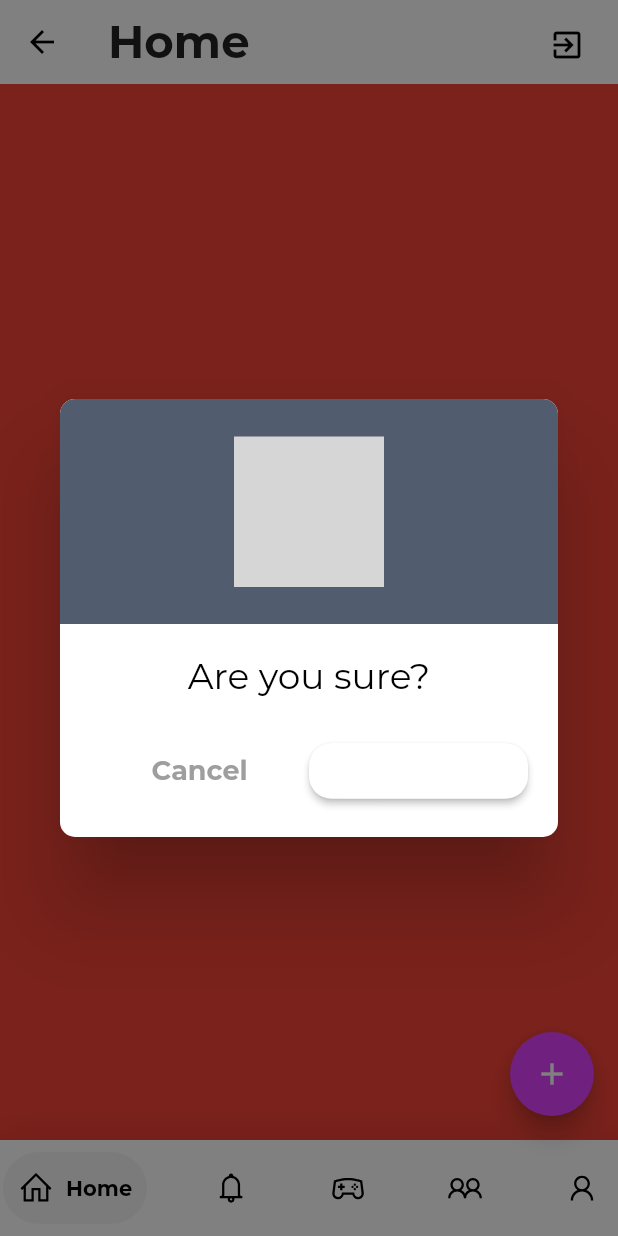
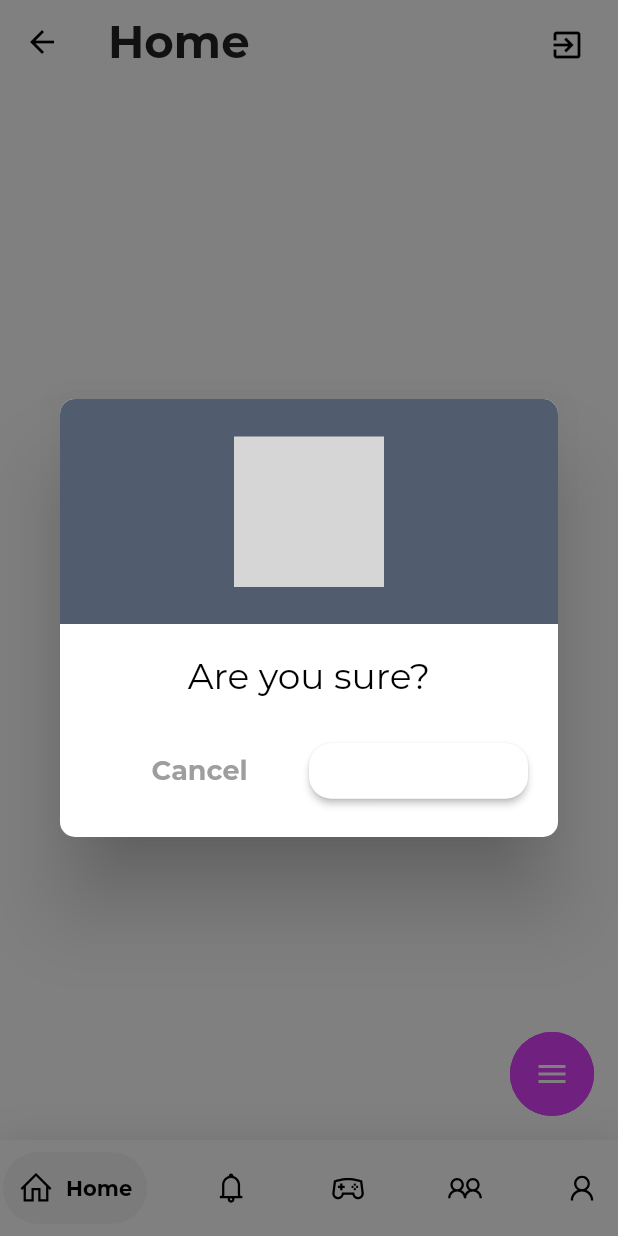
Before and after one commit to zunedz/TeamUp, a Flutter app: the Home screen opened by its route, after a tap on the "exit to app" icon, on a phone screen of 412 x 824 dp. Run offline on Flutter 3.47's test engine with Material 2 defaults, Android fonts, the phone set to English and light mode, and no system bars; drawn by our look-alikes of google_nav_bar; our stand-ins replace bloc, cloud_firestore, cool_alert, equatable, firebase_auth, firebase_core and 4 more; accounts and stored records are empty; project files that could hold a hidden picture were left out; grey boxes are pictures that could not be loaded.

Commit message:
add floating action button

```diff
--- a/lib/screens/home/home.dart
+++ b/lib/screens/home/home.dart
@@ -2,6 +2,7 @@ import 'package:cool_alert/cool_alert.dart';
 import 'package:flutter/material.dart';
 import 'package:google_nav_bar/google_nav_bar.dart';
 import 'package:orbital_login/services/firebaseAuth.dart';
+import 'package:orbital_login/widgets/feeds/floating_menu.dart';
 import 'package:orbital_login/widgets/following_list/following_list_part.dart';
 import 'package:orbital_login/widgets/notification_list/notifications_list_part.dart';
 import 'package:orbital_login/widgets/profile_page/profile_page_part.dart';
@@ -42,7 +43,7 @@ class _HomeState extends State<Home> {
   Widget bodyFunction() {
     switch (_selectedIndex) {
       case 0:
-        return Container(color: Colors.red);
+        return Container(color: Colors.white);
 
       case 1:
         return NotificationListPart();
@@ -141,12 +142,6 @@ class _HomeState extends State<Home> {
             ),
           ),
         ),
-      floatingActionButton: _selectedIndex != 0
-          ? null
-          : FloatingActionButton(
-              child: Icon(Icons.add),
-              onPressed: () {},
-            ),
-    );
+        floatingActionButton: _selectedIndex != 0 ? null : FloatingMenu());
   }
 }
--- /dev/null
+++ b/lib/screens/home/write_post_screen.dart
@@ -0,0 +1 @@
+import 'package:flutter/material.dart';
--- a/lib/widgets/feeds/floating_menu.dart
+++ b/lib/widgets/feeds/floating_menu.dart
@@ -11,7 +11,8 @@ class _FloatingMenuState extends State<FloatingMenu>
     with SingleTickerProviderStateMixin {
   bool isOpened = false;
   AnimationController? _animationController;
-  Animation<Color>? _buttonColor;
+  Animation<Color?>? _buttonColor;
+  Animation<Color?>? _foregroundColor;
   Animation<double>? _animationIcon;
   Animation<double>? _translateButton;
   Curve _curve = Curves.easeOut;
@@ -30,6 +31,14 @@ class _FloatingMenuState extends State<FloatingMenu>
         CurvedAnimation(
             parent: _animationController!,
             curve: Interval(0, 0.75, curve: _curve)));
+    _buttonColor = ColorTween(begin: Colors.purpleAccent, end: Colors.white)
+        .animate(CurvedAnimation(
+            parent: _animationController!,
+            curve: Interval(0, 1, curve: Curves.linear)));
+    _foregroundColor = ColorTween(begin: Colors.white, end: Colors.purpleAccent)
+        .animate(CurvedAnimation(
+            parent: _animationController!,
+            curve: Interval(0, 1, curve: Curves.linear)));
     super.initState();
   }
 
@@ -39,18 +48,10 @@ class _FloatingMenuState extends State<FloatingMenu>
     super.dispose();
   }
 
-  Widget buttonAdd() {
-    return Container(
-      child: FloatingActionButton(
-        onPressed: () {},
-        child: Icon(Icons.add),
-      ),
-    );
-  }
-
   Widget buttonInvite() {
     return Container(
       child: FloatingActionButton(
+        elevation: 0,
         onPressed: () {},
         child: Icon(Icons.group_add),
       ),
@@ -60,19 +61,31 @@ class _FloatingMenuState extends State<FloatingMenu>
   Widget buttonWrite() {
     return Container(
       child: FloatingActionButton(
+        elevation: 0,
         onPressed: () {},
         child: Icon(Icons.edit),
       ),
     );
   }
 
-  Widget buttonWrite() {
+  Widget buttonToggle() {
     return Container(
       child: FloatingActionButton(
+          elevation: 0,
+          backgroundColor: _buttonColor!.value,
+          foregroundColor: _foregroundColor!.value,
           onPressed: animate,
           child: AnimatedIcon(
               icon: AnimatedIcons.menu_close, progress: _animationIcon!)),
     );
+  }
+
+  animate() {
+    if (!isOpened) {
+      _animationController!.forward();
+    } else
+      _animationController!.reverse();
+    isOpened = !isOpened;
   }
 
   @override
@@ -82,9 +95,15 @@ class _FloatingMenuState extends State<FloatingMenu>
       children: [
         Transform(
           transform:
-              Matrix4.translationValues(0, _translateButton.value * 3, 0),
-          child: buttonAdd(),
-        )
+              Matrix4.translationValues(0, _translateButton!.value * 2, 0),
+          child: buttonWrite(),
+        ),
+        Transform(
+          transform:
+              Matrix4.translationValues(0, _translateButton!.value * 1, 0),
+          child: buttonInvite(),
+        ),
+        buttonToggle()
       ],
     );
   }
```
Lines whose indentation alone changed are shown as unchanged.
